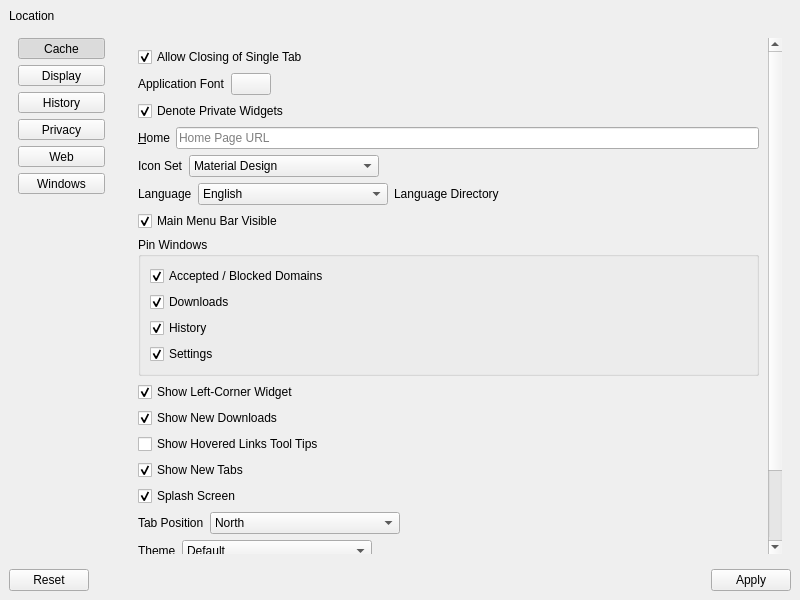
Before: the Qt Designer form UI/dooble_settings.ui in textbrowser/dooble, drawn with Qt 5.
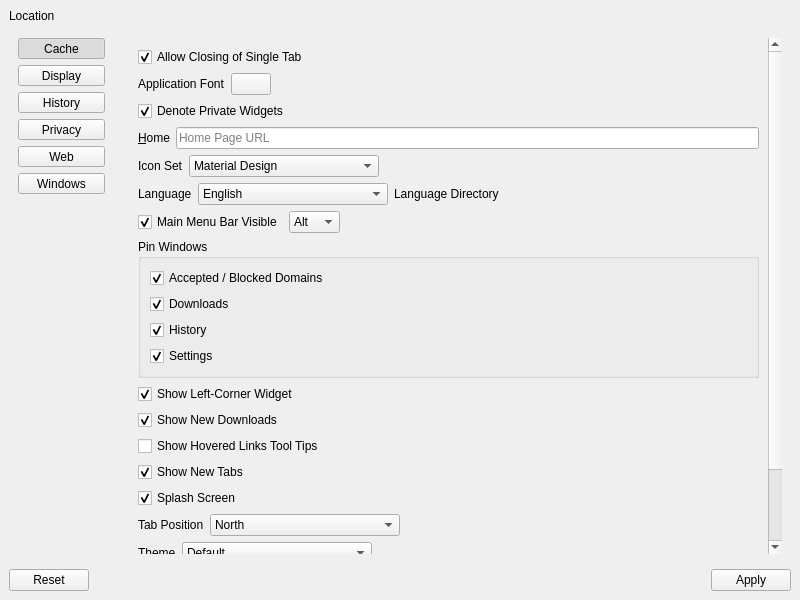
After: the same form once the commit is applied. The open tabs and pages were chosen to show the change. Icons and pictures are not drawn.

Commit message: Menu-bar visibility shortcut.

What changed in the file:
```diff
--- a/UI/dooble_settings.ui
+++ b/UI/dooble_settings.ui
@@ -370,9 +370,9 @@
              <property name="geometry">
               <rect>
                <x>0</x>
-               <y>-174</y>
+               <y>0</y>
                <width>642</width>
-               <height>712</height>
+               <height>724</height>
               </rect>
              </property>
              <layout class="QVBoxLayout" name="verticalLayout_19">
@@ -586,6 +586,8 @@
                </layout>
               </item>
               <item>
+               <layout class="QHBoxLayout" name="horizontalLayout_22">
+                <item>
                <widget class="QCheckBox" name="main_menu_bar_visible">
                 <property name="toolTip">
                  <string>If hidden, show via F10.</string>
@@ -599,6 +601,41 @@
                </widget>
               </item>
               <item>
+                 <widget class="QComboBox" name="main_menu_bar_visible_shortcut">
+                  <property name="currentIndex">
+                   <number>0</number>
+                  </property>
+                  <property name="sizeAdjustPolicy">
+                   <enum>QComboBox::AdjustToContents</enum>
+                  </property>
+                  <item>
+                   <property name="text">
+                    <string>Alt</string>
+                   </property>
+                  </item>
+                  <item>
+                   <property name="text">
+                    <string>F10</string>
+                   </property>
+                  </item>
+                 </widget>
+                </item>
+                <item>
+                 <spacer name="horizontalSpacer_23">
+                  <property name="orientation">
+                   <enum>Qt::Horizontal</enum>
+                  </property>
+                  <property name="sizeHint" stdset="0">
+                   <size>
+                    <width>40</width>
+                    <height>20</height>
+                   </size>
+                  </property>
+                 </spacer>
+                </item>
+               </layout>
+              </item>
+              <item>
                <widget class="QGroupBox" name="groupBox">
                 <property name="toolTip">
                  <string>&lt;html&gt;&lt;head/&gt;&lt;body&gt;&lt;p&gt;Support windows will be transformed into tab pages. Modified settings will not be applied immediately.&lt;/p&gt;&lt;/body&gt;&lt;/html&gt;</string>
```
Left out of the diff: 3 changed lines with no effect on the pictures. Lines whose indentation alone changed are shown as unchanged. The commit also changes 3 other files.
